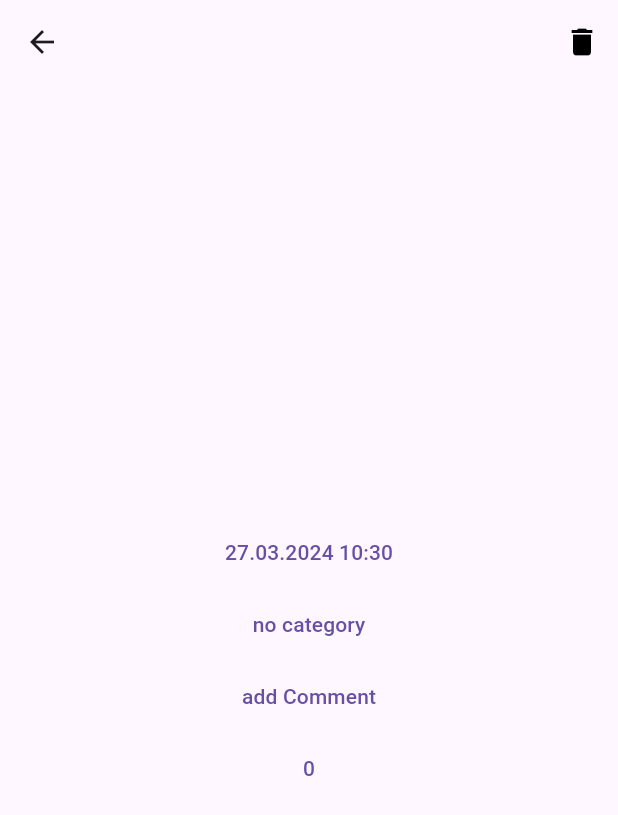
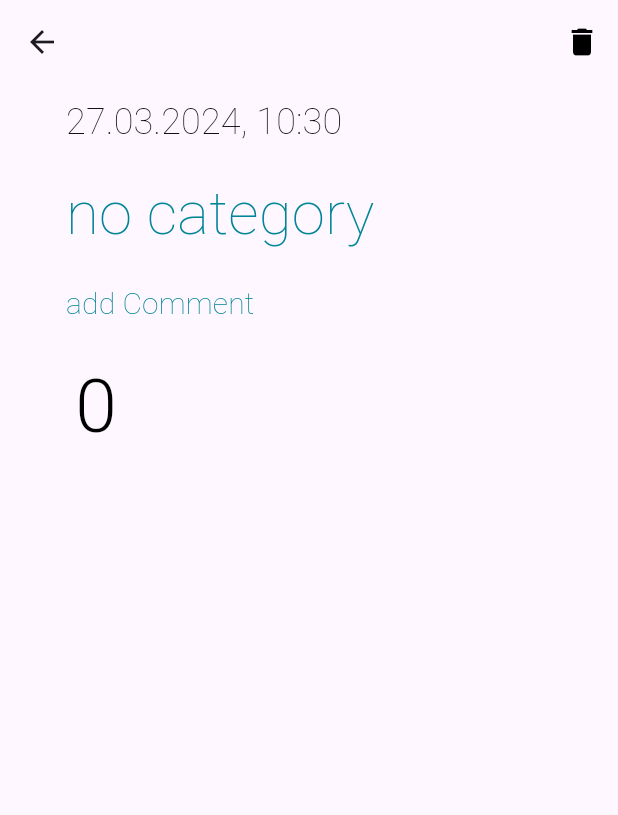
Before and after one commit to iSVDi/expenso, a Flutter app: the TransactionView screen opened directly with empty values, on a phone screen of 412 x 824 dp. Shown: the top 815 px of the screen. Run offline on Flutter 3.47's test engine with Material 3 defaults, Android fonts, the phone set to English and light mode, and no system bars; our stand-ins replace circular_countdown_timer, flutter_bloc, objectbox; generated files the repository leaves out were written again.

Commit message:
made transaction widget as in design

```diff
--- a/lib/modules/main/views/transactionsList/transaction_view.dart
+++ b/lib/modules/main/views/transactionsList/transaction_view.dart
@@ -3,7 +3,6 @@ import 'package:expenso/common/views/enter_text_bottom_sheet.dart';
 import 'package:expenso/common/views/numericKeyboard/numeric_keyboard.dart';
 import 'package:expenso/common/views/select_categories_list.dart';
 import 'package:expenso/extensions/app_colors.dart';
-import 'package:expenso/extensions/app_images.dart';
 import 'package:expenso/extensions/date_time.dart';
 import 'package:expenso/modules/main/dataLayer/models/category.dart';
 import 'package:expenso/modules/main/dataLayer/repositories/transactions_repository.dart';
@@ -51,19 +50,30 @@ class TransactionViewState extends State<TransactionView> {
   }
 
   Widget _getBody(BuildContext context) {
-    return Center(
-        child: Column(mainAxisAlignment: MainAxisAlignment.center, children: [
-      _getDateButton(),
-      _getCategoryButton(),
-      _getCommentButton(),
-      _getAmountButton()
-    ]));
+    return Padding(
+      padding: const EdgeInsets.only(left: 32),
+      child: Column(
+        crossAxisAlignment: CrossAxisAlignment.start,
+        children: [
+          _getDateButton(),
+          _getCategoryButton(),
+          _getCommentButton(),
+          _getAmountButton()
+        ],
+      ),
+    );
     // return ;
   }
 
   Widget _getDateButton() {
     var title = Text(
-        "${transaction.date.formattedDate} ${transaction.date.formattedTime}");
+      "${transaction.date.formattedDate}, ${transaction.date.formattedTime}",
+      style: const TextStyle(
+        fontWeight: FontWeight.w100,
+        fontSize: 24,
+        color: AppColors.appBlack,
+      ),
+    );
     var dateTimePicker = DateTimePicker(
       selectedDate: transaction.date,
       callback: (date) {
@@ -85,6 +95,11 @@ class TransactionViewState extends State<TransactionView> {
   Widget _getCategoryButton() {
     // todo move text to special class
     var title = transaction.category.target?.title ?? "no category";
+    var text = Text(title,
+        style: const TextStyle(
+            fontWeight: FontWeight.w100,
+            fontSize: 40,
+            color: AppColors.appGreen));
     selectCategoriesList(BuildContext builderContext) {
       return SelectCategoriesList(
           selectedCategory: transaction.category.target,
@@ -98,7 +113,7 @@ class TransactionViewState extends State<TransactionView> {
     }
 
     var textButton = _getPresentModallyButton(
-      buttonsTitle: title,
+      child: text,
       contentFunc: selectCategoriesList,
     );
     return textButton;
@@ -107,12 +122,17 @@ class TransactionViewState extends State<TransactionView> {
   Widget _getCommentButton() {
     var comment =
         transaction.comment.isEmpty ? "add Comment" : transaction.comment;
+    var text = Text(comment,
+        style: const TextStyle(
+            fontWeight: FontWeight.w100,
+            fontSize: 20,
+            color: AppColors.appGreen));
     var enterCommentSheet = EnterTextBottomSheet(
         hintText: "add Comment",
         callback: (comment) => _updateComment(comment));
 
-    var textButton = _getPresentModallyButton(
-        buttonsTitle: comment, content: enterCommentSheet);
+    var textButton =
+        _getPresentModallyButton(child: text, content: enterCommentSheet);
     return textButton;
   }
 
@@ -127,8 +147,14 @@ class TransactionViewState extends State<TransactionView> {
       });
     }
 
+    var text = Text(transaction.stringAmount,
+        style: const TextStyle(
+          fontSize: 50,
+          fontWeight: FontWeight.w300,
+          color: AppColors.appBlack,
+        ));
     var textButton = _getPresentModallyButton(
-      buttonsTitle: transaction.stringAmount,
+      child: text,
       contentFunc: keyboard,
     );
     return textButton;
@@ -165,12 +191,11 @@ class TransactionViewState extends State<TransactionView> {
   }
 
   TextButton _getPresentModallyButton(
-      {required String buttonsTitle,
+      {required Widget child,
       Function(BuildContext context)? contentFunc,
       Widget? content}) {
-    var text = Text(buttonsTitle);
     var textButton = TextButton(
-        child: text,
+        child: child,
         onPressed: () => showModalBottomSheet(
             context: context,
             builder: (buildContext) => content ?? contentFunc!(buildContext)));
--- a/lib/modules/main/views/transactionsList/transactions_list.dart
+++ b/lib/modules/main/views/transactionsList/transactions_list.dart
@@ -1,7 +1,6 @@
 import 'package:expenso/modules/main/cubits/transactions/transactions_cubit.dart';
 import 'package:expenso/modules/main/cubits/transactions/transactions_states.dart';
 import 'package:expenso/modules/main/dataLayer/models/transaction.dart';
-import 'package:expenso/modules/main/dataLayer/repositories/categories_repository.dart';
 import 'package:expenso/modules/main/views/cells/transaction_cell.dart';
 import 'package:expenso/modules/main/views/transactionsList/transaction_view.dart';
 import 'package:flutter/material.dart';
```
